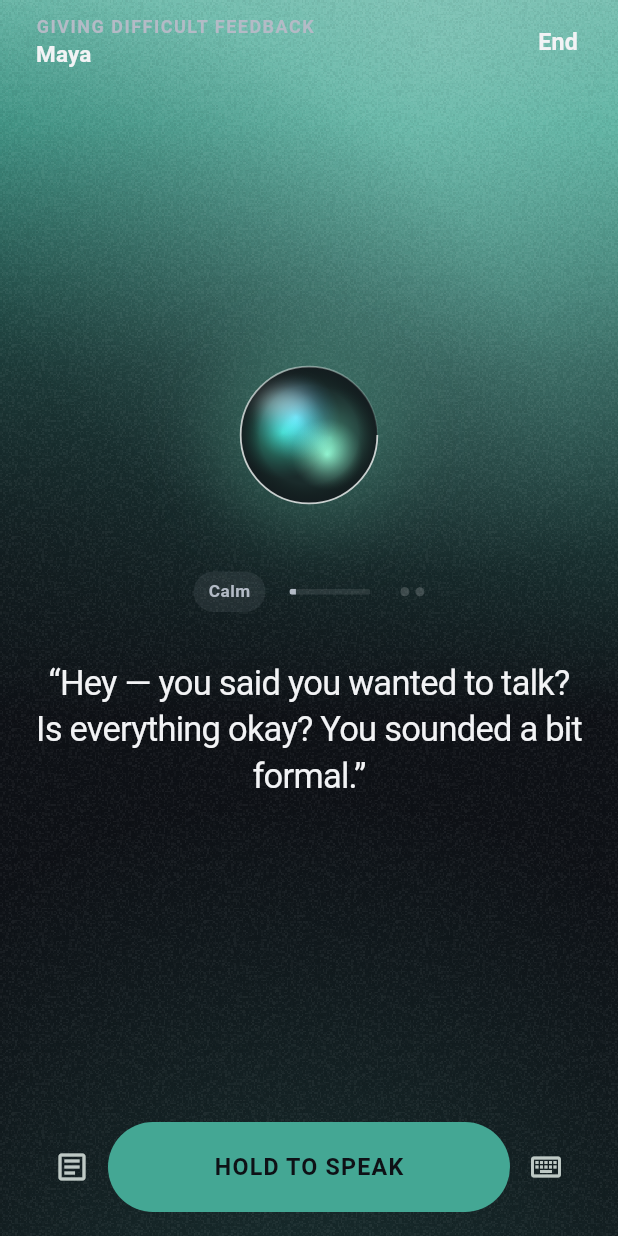
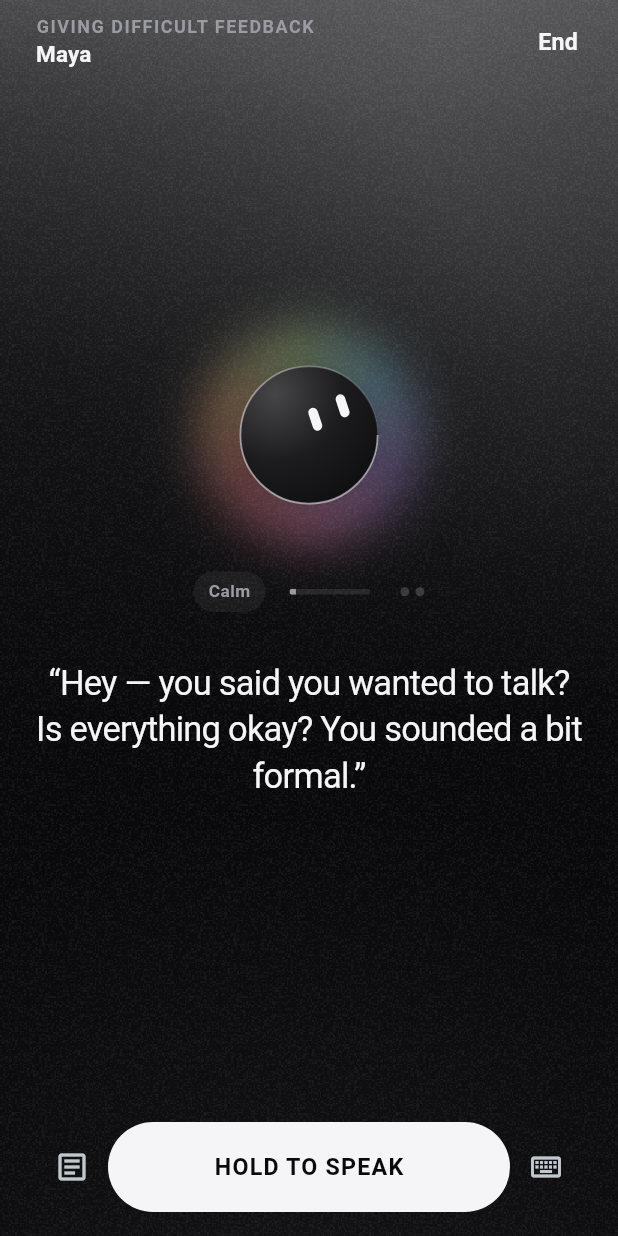
Before and after one commit to Aaditya1273/VERBAL, a Flutter app: the HomeScreen screen opened by its route, after a tap on "Practise now", on a phone screen of 412 x 824 dp. Run offline on Flutter 3.47's test engine with Material 3 defaults, Android fonts, the phone set to English and light mode, and no system bars; our stand-ins replace audioplayers, flutter_riverpod, flutter_tts, go_router, permission_handler, shared_preferences and 2 more; missing offline and left inert: purchases_flutter; accounts and stored records are empty.

Commit message:
Monochrome, and the mascot is the only colour
Black, grey, white everywhere: a grey lamp on a black ground, white pill
primaries with ink on them, neutral glass. The one exception is the other
person — one black ball, two white marks, and a soft spectrum halo that turns
slowly, breathes while they listen, swells while they speak, and runs warm as
the pressure climbs while the marks narrow to a squint. The launcher icon is
the same mascot, generated from the same geometry.

Co-Authored-By: Claude Fable 5.1 <noreply@anthropic.com>
Claude-Session: https://claude.ai/code/session_01CpDW6XEEVFjcnDFdE5tTPs

```diff
--- a/lib/app/theme.dart
+++ b/lib/app/theme.dart
@@ -22,20 +22,21 @@ class VerbalTokens {
   static const lightLine = Color(0xFFE3E0DA);
 
   // Dark
-  static const darkBg = Color(0xFF0E1116);
-  static const darkSurface = Color(0xFF171B22);
-  static const darkRaised = Color(0xFF1F242D);
-  static const darkInk = Color(0xFFF2F3F5);
-  static const darkMuted = Color(0xFFB3BBC6);
-  static const darkLine = Color(0xFF272B31);
+  static const darkBg = Color(0xFF09090B);
+  static const darkSurface = Color(0xFF141416);
+  static const darkRaised = Color(0xFF1D1D21);
+  static const darkInk = Color(0xFFF5F5F7);
+  static const darkMuted = Color(0xFF9B9BA4);
+  static const darkLine = Color(0xFF26262B);
 
-  /// Accent — calm, professional, never neon.
-  static const accentLight = Color(0xFF175E54);
-  static const accentDark = Color(0xFF44A794);
+  /// Accent — white. The interface is monochrome; the only colour on any
+  /// screen is the mascot, so the eye always knows where the other person is.
+  static const accentLight = Color(0xFF111113);
+  static const accentDark = Color(0xFFF5F5F7);
 
   /// Signal — live microphone, pressure, anything demanding attention.
   static const signalLight = Color(0xFFB4400E);
-  static const signalDark = Color(0xFFF97316);
+  static const signalDark = Color(0xFFFF6B4A);
 
   // Spacing scale.
   static const xs = 4.0;
@@ -223,6 +224,9 @@ class _LitGround extends CustomPainter {
     final w = size.width;
     final h = size.height;
     final rect = Offset.zero & size;
+    // The lamp is the accent dimmed almost to the base: a grey light on a
+    // black ground, so white type stays legible at the very top.
+    final lamp = Color.lerp(bg, accent, 0.20)!;
 
     // Light pouring from the top, falling into the base by mid-screen.
     canvas.drawRect(
@@ -232,9 +236,9 @@ class _LitGround extends CustomPainter {
           begin: Alignment.topCenter,
           end: Alignment.bottomCenter,
           colors: [
-            Color.lerp(accent, Colors.white, 0.18)!,
-            accent,
-            Color.lerp(accent, bg, 0.55)!,
+            Color.lerp(lamp, accent, 0.10)!,
+            lamp,
+            Color.lerp(lamp, bg, 0.55)!,
             bg,
             bg,
           ],
@@ -254,12 +258,12 @@ class _LitGround extends CustomPainter {
 
     // The hot spot of the lamp, top right.
     bloom(Offset(w * 0.72, h * 0.04), w * 0.85,
-        Color.lerp(accent, Colors.white, 0.45)!.withValues(alpha: 0.55));
+        accent.withValues(alpha: 0.10));
     // Shade pooling from the left, so the headline sits on darker ground.
     bloom(Offset(w * 0.0, h * 0.46), w * 0.95, bg.withValues(alpha: 0.6));
     // A second, quieter lamp low down so the bottom of a long page never goes
     // flat black. Same hue as the top: one light, one product.
-    bloom(Offset(w * 0.5, h * 1.12), w * 0.95, accent.withValues(alpha: 0.22));
+    bloom(Offset(w * 0.5, h * 1.12), w * 0.95, accent.withValues(alpha: 0.05));
 
     final g = grain;
     if (g != null) {
@@ -324,17 +328,17 @@ class GlassPanel extends StatelessWidget {
                   end: Alignment.bottomRight,
                   colors: accent
                       ? [
-                          c.accent.withValues(alpha: dark ? 0.30 : 0.16),
-                          c.accent.withValues(alpha: dark ? 0.10 : 0.07),
+                          c.accent.withValues(alpha: dark ? 0.14 : 0.16),
+                          c.accent.withValues(alpha: dark ? 0.05 : 0.07),
                         ]
                       : [
-                          tint.withValues(alpha: dark ? 0.34 : 0.90),
-                          tint.withValues(alpha: dark ? 0.16 : 0.74),
+                          tint.withValues(alpha: dark ? 0.55 : 0.90),
+                          tint.withValues(alpha: dark ? 0.30 : 0.74),
                         ],
                 ),
                 border: Border.all(
                   color: accent
-                      ? c.accent.withValues(alpha: 0.42)
+                      ? c.accent.withValues(alpha: 0.22)
                       : c.ink.withValues(alpha: dark ? 0.10 : 0.08),
                 ),
               ),
@@ -453,7 +457,7 @@ ThemeData buildTheme(Brightness brightness) {
     navigationBarTheme: NavigationBarThemeData(
       backgroundColor: c.surface.withValues(alpha: 0.72),
       surfaceTintColor: Colors.transparent,
-      indicatorColor: c.accent.withValues(alpha: 0.20),
+      indicatorColor: c.accent.withValues(alpha: 0.12),
       elevation: 0,
       height: 68,
       labelTextStyle: WidgetStateProperty.all(text.labelSmall),
--- a/lib/shared/presence.dart
+++ b/lib/shared/presence.dart
@@ -4,11 +4,12 @@ import 'package:flutter/material.dart';
 
 import '../app/theme.dart';
 
-/// The other person's presence: a lit orb, not a face.
+/// The other person: one black ball, two white marks, a halo of colour.
 ///
-/// A drawn face reads as a toy. A light reads as a presence — and a light can
-/// still say everything the session needs it to: it breathes while the other
-/// person listens, swells as they speak, and runs hot as the pressure climbs.
+/// The interface is monochrome on purpose, so this is the only colour on any
+/// screen — the eye always knows where the other person is. It breathes while
+/// they listen, swells as they speak, and as the pressure climbs the halo
+/// runs warm and the two marks narrow to a squint.
 class Presence extends StatefulWidget {
   const Presence({
     super.key,
@@ -107,105 +108,69 @@ class _OrbPainter extends CustomPainter {
   final Color signal;
   final Color bg;
 
-  /// The light inside: four coloured plumes that drift around the centre.
-  /// Cool when calm, bleeding to warm as the pressure climbs.
-  List<Color> get _plumes => [
-        Color.lerp(const Color(0xFF2EE6C5), const Color(0xFFFF7A1A), heat)!,
-        Color.lerp(const Color(0xFF38BDF8), const Color(0xFFFF3D3D), heat)!,
-        Color.lerp(const Color(0xFF8BF0D8), const Color(0xFFFFB020), heat)!,
-        Color.lerp(accent, signal, heat)!,
-      ];
+  /// Soft spectrum, never neon: the halo is colour, not a warning light.
+  static const _spectrum = [
+    Color(0xFFFF8E8E),
+    Color(0xFFFFC98A),
+    Color(0xFFBDF2A1),
+    Color(0xFF8ADFFF),
+    Color(0xFFB79CFF),
+    Color(0xFFFF9BD8),
+    Color(0xFFFF8E8E),
+  ];
 
   @override
   void paint(Canvas canvas, Size size) {
     final centre = size.center(Offset.zero);
-    final tone = Color.lerp(accent, signal, heat)!;
 
     // Speaking swells quickly; listening breathes slowly; idle barely moves.
     final wave = math.sin(t * math.pi * 2);
     final swell = speaking
-        ? 0.07 * (math.sin(t * math.pi * 6) + 1) / 2
+        ? 0.08 * (math.sin(t * math.pi * 6) + 1) / 2
         : listening
-            ? 0.04 * (wave + 1) / 2
-            : 0.015 * (wave + 1) / 2;
+            ? 0.045 * (wave + 1) / 2
+            : 0.02 * (wave + 1) / 2;
     final r = size.width * 0.30 * (1 + swell);
-    final sphere = Rect.fromCircle(center: centre, radius: r);
 
-    // 1. Halo: wide, soft, hotter under pressure.
+    // 1. Halo: a ring of spectrum, blurred wide, turning slowly. Under
+    //    pressure it bleeds toward the signal colour and reaches further.
+    final halo = Rect.fromCircle(center: centre, radius: r * 1.5);
     canvas.drawCircle(
       centre,
-      r * (1.45 + heat * 0.25),
+      r * (1.18 + heat * 0.18),
       Paint()
-        ..color = tone.withValues(alpha: 0.26 + heat * 0.14)
-        ..maskFilter = MaskFilter.blur(BlurStyle.normal, r * 0.5),
+        ..style = PaintingStyle.stroke
+        ..strokeWidth = r * (0.55 + heat * 0.25)
+        ..maskFilter = MaskFilter.blur(BlurStyle.normal, r * 0.42)
+        ..shader = SweepGradient(
+          transform: GradientRotation(t * math.pi * 2),
+          colors: [
+            for (final c in _spectrum)
+              Color.lerp(c, signal, heat * 0.8)!
+                  .withValues(alpha: 0.55 + heat * 0.25),
+          ],
+        ).createShader(halo),
     );
 
-    // 2. The glass body: dark, so the plumes read as light inside it.
-    canvas.drawCircle(
-      centre,
-      r,
-      Paint()..color = Color.lerp(bg, tone, 0.18)!,
-    );
-
-    // 3. Plumes, additive, clipped to the sphere. The whole point of the orb
-    //    is that the light moves; a still sphere is a bead.
-    canvas.save();
-    canvas.clipPath(Path()..addOval(sphere));
-    canvas.saveLayer(sphere, Paint());
-    final speed = speaking ? 3.0 : listening ? 1.4 : 1.0;
-    final plumes = _plumes;
-    for (var i = 0; i < plumes.length; i++) {
-      final phase = t * math.pi * 2 * speed + i * (math.pi * 2 / plumes.length);
-      final orbit = r * (0.38 + 0.12 * math.sin(phase * 0.7 + i));
-      final at = centre +
-          Offset(math.cos(phase) * orbit, math.sin(phase * 1.3) * orbit);
-      final blobR = r * (0.62 + 0.14 * math.sin(phase * 1.1 + i * 2));
-      canvas.drawCircle(
-        at,
-        blobR,
-        Paint()
-          ..blendMode = BlendMode.plus
-          ..maskFilter = MaskFilter.blur(BlurStyle.normal, blobR * 0.55)
-          ..shader = RadialGradient(
-            colors: [
-              plumes[i].withValues(alpha: 0.85),
-              plumes[i].withValues(alpha: 0),
-            ],
-          ).createShader(Rect.fromCircle(center: at, radius: blobR)),
-      );
-    }
-    canvas.restore();
-
-    // 4. Fresnel: the edge of a sphere is darker and denser than its centre.
+    // 2. Body: near-black, lit faintly from the top-left so it reads as a
+    //    sphere against a black ground.
+    final body = Rect.fromCircle(center: centre, radius: r);
     canvas.drawCircle(
       centre,
       r,
       Paint()
         ..shader = RadialGradient(
+          center: const Alignment(-0.5, -0.6),
+          radius: 1.1,
           colors: [
-            Colors.transparent,
-            Colors.transparent,
-            bg.withValues(alpha: 0.55),
+            Color.lerp(bg, accent, 0.26)!,
+            Color.lerp(bg, accent, 0.08)!,
+            bg,
           ],
-          stops: const [0.0, 0.72, 1.0],
-        ).createShader(sphere),
+          stops: const [0.0, 0.45, 1.0],
+        ).createShader(body),
     );
-
-    // 5. Specular: one soft highlight, top-left, where the light is.
-    final hl = Rect.fromCenter(
-      center: centre + Offset(-r * 0.36, -r * 0.46),
-      width: r * 0.78,
-      height: r * 0.44,
-    );
-    canvas.drawOval(
-      hl,
-      Paint()
-        ..color = Colors.white.withValues(alpha: 0.42)
-        ..maskFilter = MaskFilter.blur(BlurStyle.normal, r * 0.14),
-    );
-    canvas.restore();
-
-    // 6. Rim: a hairline that catches the light on the top edge.
+    // Rim light along the top edge.
     canvas.drawCircle(
       centre,
       r,
@@ -216,12 +181,34 @@ class _OrbPainter extends CustomPainter {
           startAngle: math.pi,
           endAngle: math.pi * 3,
           colors: [
-            Colors.white.withValues(alpha: 0.75),
-            Colors.white.withValues(alpha: 0.06),
-            Colors.white.withValues(alpha: 0.75),
+            accent.withValues(alpha: 0.55),
+            accent.withValues(alpha: 0.04),
+            accent.withValues(alpha: 0.55),
           ],
-        ).createShader(sphere),
+        ).createShader(body),
     );
+
+    // 3. The two marks: highlights that double as eyes. Calm, they are tall
+    //    and open; under pressure they narrow to a squint.
+    final markH = r * (0.36 - heat * 0.18);
+    final markW = r * 0.14;
+    final mark = Paint()..color = accent;
+    canvas.save();
+    canvas.translate(centre.dx + r * 0.30, centre.dy - r * 0.30);
+    canvas.rotate(-0.32);
+    for (final dx in [-r * 0.22, r * 0.22]) {
+      canvas.drawRRect(
+        RRect.fromRectAndRadius(
+          Rect.fromCenter(
+              center: Offset(dx, dx > 0 ? -r * 0.06 : 0),
+              width: markW,
+              height: markH),
+          Radius.circular(markW),
+        ),
+        mark,
+      );
+    }
+    canvas.restore();
   }
 
   @override
```
Also changed, not shown: assets/icon/verbal_icon_1024.png, assets/icon/verbal_icon_512.png, bench/results/device_cockpit.png, bench/results/device_home.png, 6 other files.
